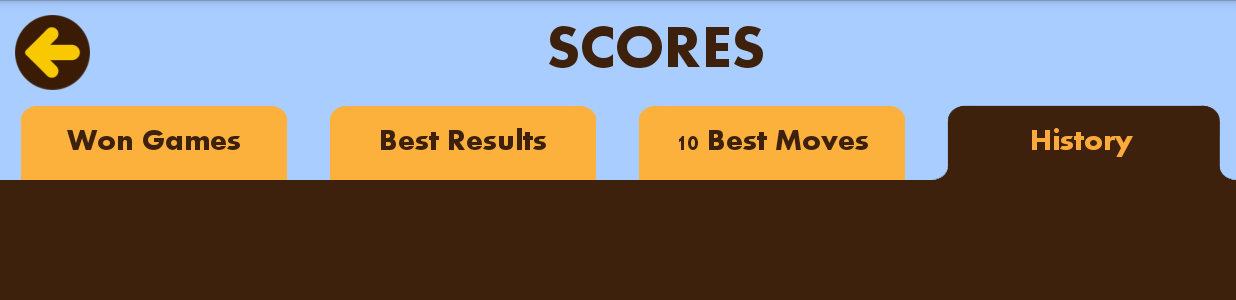
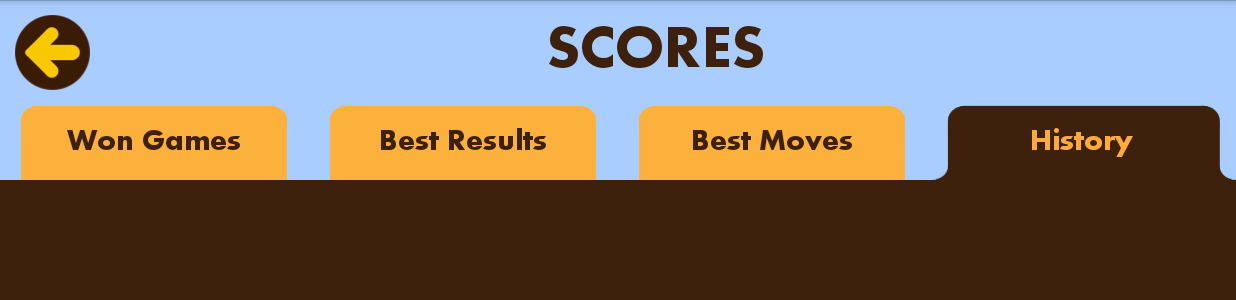
Before and after one commit to MasciadriAndrea/MobileApplication, an Android app: the HistoryActivity screen opened directly, with no data from a screen before it, on a phone screen of 824 x 412 dp (held sideways). Shown: the top 300 px of the screen. Run offline under Robolectric (Android 15) with nearby library versions, the phone set to English and light mode, and no system bars.

Commit message:
modified label for best moves

```diff
--- a/app/src/main/res/values/strings.xml
+++ b/app/src/main/res/values/strings.xml
@@ -13,7 +13,7 @@
     <string name="title_activity_pause">Pause</string>
     <string name="statTab1">Won Games</string>
     <string name="statTab2">Best Results</string>
-    <string name="statTab3">10 Best Moves</string>
+    <string name="statTab3">Best Moves</string>
     <string name="statTab4">History</string>
     <string name="title_activity_rules">Rules</string>
     <string name="title_activity_prova">Prova</string>
```
